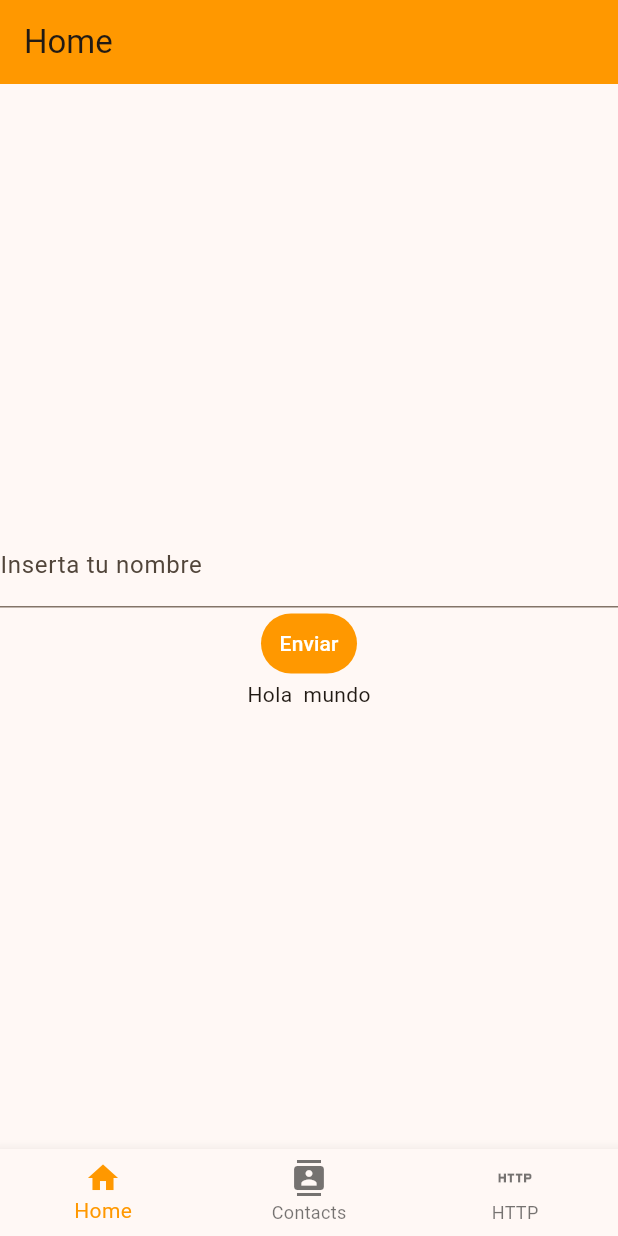
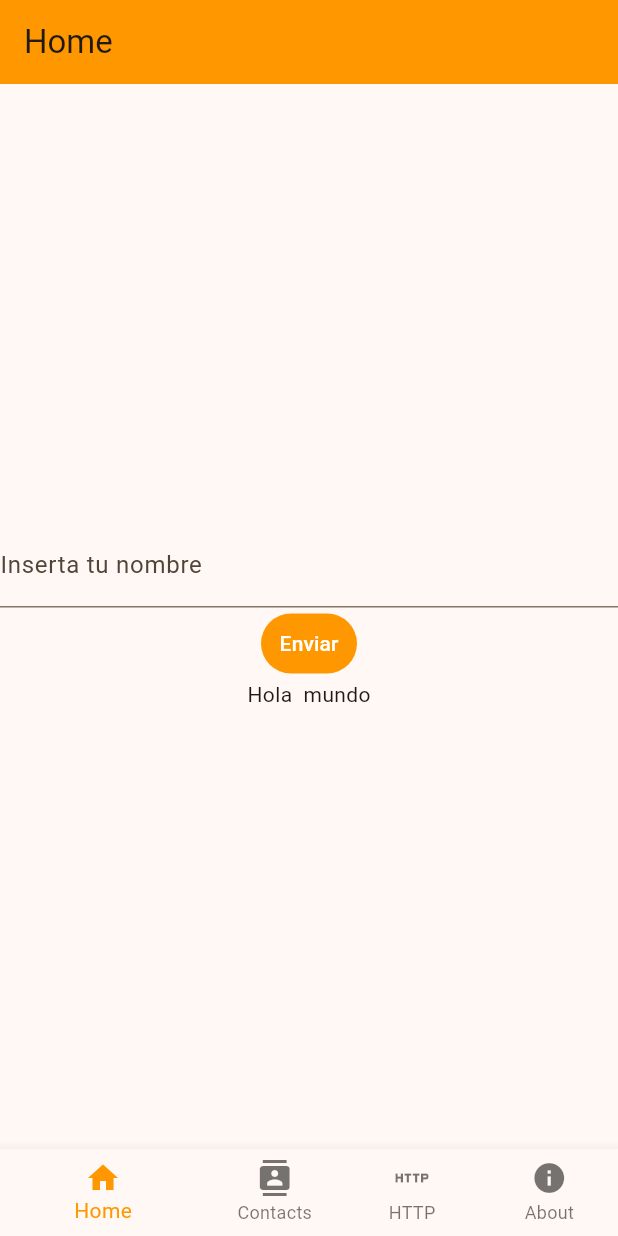
Before and after one commit to HiramZednem/HEYCAP-FLUTTER, a Flutter app: the screen it shows after launch, on a phone screen of 412 x 824 dp. Run offline on Flutter 3.47's test engine with Material 3 defaults, Android fonts, the phone set to English and light mode, and no system bars.

Commit message:
ADD: ContactInfo view

```diff
--- a/lib/main.dart
+++ b/lib/main.dart
@@ -1,7 +1,8 @@
 import 'package:flutter/material.dart';
+import 'package:heycap/screen/contact_info.dart'; // Asegúrate que estas rutas sean correctas.
 import 'package:heycap/screen/contacts.dart';
 import 'package:heycap/screen/home.dart';
-import 'package:heycap/screen/http.dart';
+import 'package:heycap/screen/http.dart'; // Archivo que contiene la lógica para HttpApi.
 
 void main() {
   runApp(const MyApp());
@@ -18,6 +19,12 @@ class MyApp extends StatelessWidget {
       theme: ThemeData(
         colorScheme: ColorScheme.fromSeed(seedColor: Colors.orange),
         useMaterial3: true,
+        bottomNavigationBarTheme: BottomNavigationBarThemeData(
+          backgroundColor: Colors.orange, // Color de fondo de la barra
+          selectedItemColor: Colors.white, // Color de los ítems seleccionados
+          unselectedItemColor:
+              Colors.black54, // Color de los ítems no seleccionados
+        ),
       ),
       home: const MainScreen(),
     );
@@ -34,8 +41,13 @@ class MainScreen extends StatefulWidget {
 class _MainScreenState extends State<MainScreen> {
   int _selectedIndex = 0;
 
-  // List of screens to display in the navigation bar
-  final List<Widget> _screens = [ HomeScreen(), const ContactsScreen(), HttpApi()];
+  // Lista de pantallas que se muestran en la barra de navegación inferior
+  final List<Widget> _screens = [
+    const HomeScreen(),
+    const ContactsScreen(),
+    const HttpApi(),
+    const ContactInfo(), // Pantalla de información de contacto
+  ];
 
   void _onItemTapped(int index) {
     setState(() {
@@ -61,12 +73,16 @@ class _MainScreenState extends State<MainScreen> {
             icon: Icon(Icons.http),
             label: 'HTTP',
           ),
+          BottomNavigationBarItem(
+            icon: Icon(Icons.info),
+            label: 'About',
+          ),
         ],
         currentIndex: _selectedIndex,
         selectedItemColor: Colors.orange,
         onTap: _onItemTapped,
+        showUnselectedLabels: true,
       ),
     );
   }
 }
-//
```
Also changed, not shown: lib/screen/contact_info.dart (added, +77 -0 lines).
